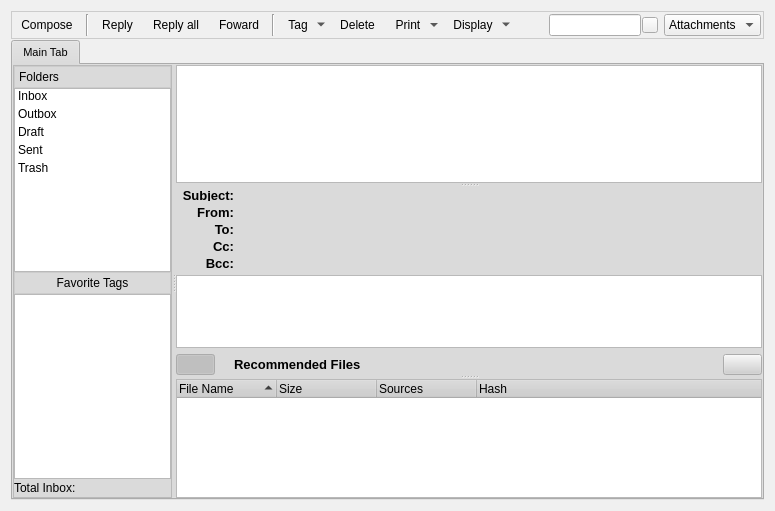
Above: retroshare-gui/src/gui/MessagesDialog.ui from RetroShare/RetroShare before the change. Below: the same form after it.
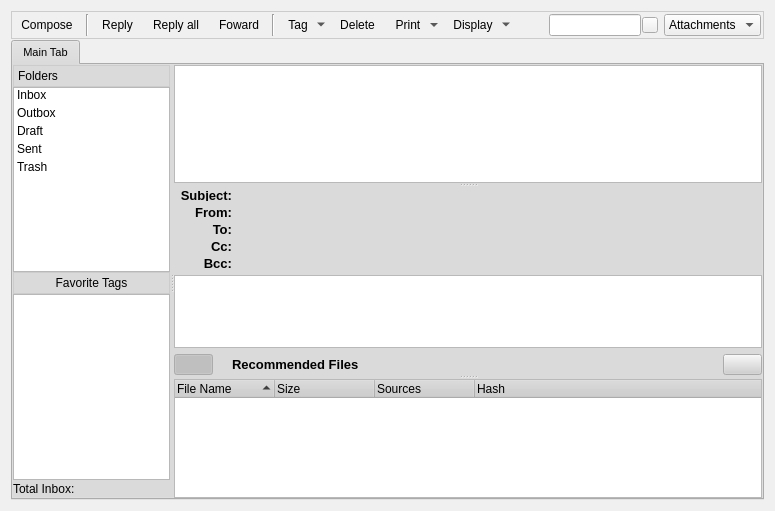
That is the form after the change. Icons and pictures are not drawn.

Commit message: disabled borders for some frames to look better in cleanlooks and plastique style.

What changed in the file:
```diff
--- a/retroshare-gui/src/gui/MessagesDialog.ui
+++ b/retroshare-gui/src/gui/MessagesDialog.ui
@@ -1022,6 +1022,9 @@
             <height>16777215</height>
            </size>
           </property>
+          <property name="styleSheet">
+           <string notr="true">QFrame#frame_2{border: none;}</string>
+          </property>
           <property name="frameShape">
            <enum>QFrame::StyledPanel</enum>
           </property>
```
The commit also changes 2 other files.
